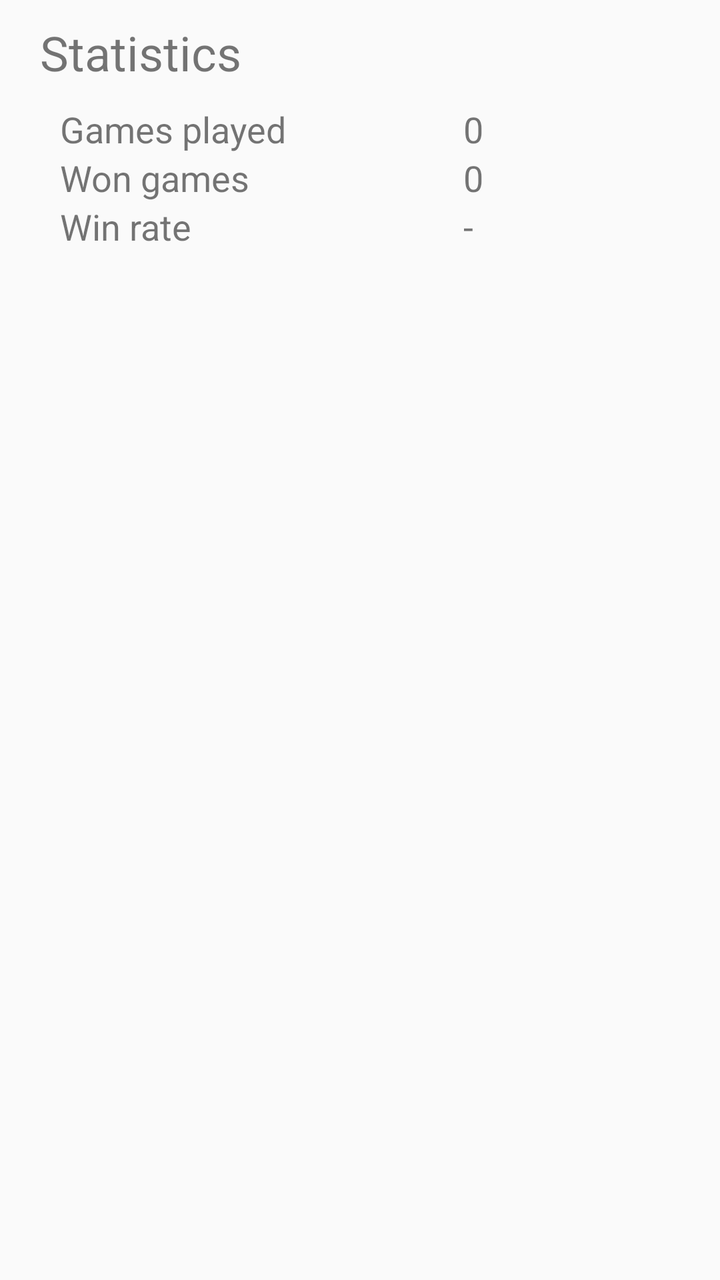
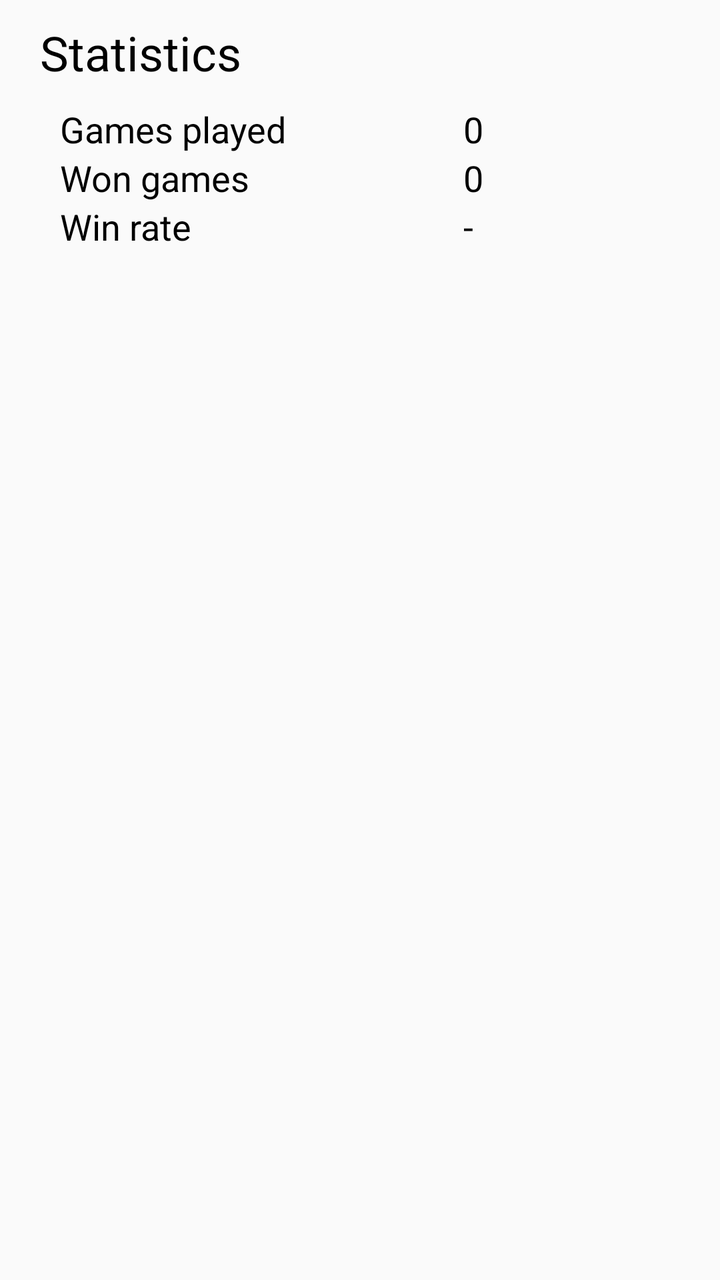

The first picture is an Android layout as it rendered before a commit; the second is the same layout after the commit. The layout source and the unified diff follow.
<!-- AndroidManifest.xml: application theme AppTheme -->
<!-- res/layout/fragment_farkle_high_scores.xml -->
<?xml version="1.0" encoding="utf-8"?>
<LinearLayout xmlns:android="http://schemas.android.com/apk/res/android"
    xmlns:tools="http://schemas.android.com/tools"
    android:layout_width="match_parent"
    android:layout_height="match_parent"
    android:orientation="vertical"
    tools:context=".ui.highscores.FarkleHighScoresFragment">

    <TextView
        android:layout_width="wrap_content"
        android:layout_height="wrap_content"
        android:layout_marginStart="20sp"
        android:layout_marginTop="10sp"
        android:layout_marginBottom="10sp"
        android:text="@string/statistics"
        android:textSize="24sp" />

    <TableLayout
        android:layout_width="match_parent"
        android:layout_height="wrap_content"
        android:layout_marginStart="30sp"
        android:layout_marginEnd="30sp"
        android:layout_marginBottom="20sp">

        <TableRow>

            <TextView
                android:layout_width="match_parent"
                android:layout_height="wrap_content"
                android:layout_weight="1"
                android:text="@string/gamesPlayed"
                android:textSize="18sp" />

            <TextView
                android:id="@+id/tvGamesPlayed"
                android:layout_width="match_parent"
                android:layout_height="wrap_content"
                android:layout_weight="1"
                android:text="0"
                android:textSize="18sp" />
        </TableRow>

        <TableRow>

            <TextView
                android:layout_width="match_parent"
                android:layout_height="wrap_content"
                android:layout_weight="1"
                android:text="@string/wonGames"
                android:textSize="18sp" />

            <TextView
                android:id="@+id/tvWonGames"
                android:layout_width="match_parent"
                android:layout_height="wrap_content"
                android:layout_weight="1"
                android:text="0"
                android:textSize="18sp" />
        </TableRow>

        <TableRow>

            <TextView
                android:layout_width="match_parent"
                android:layout_height="wrap_content"
                android:layout_weight="1"
                android:text="@string/winRate"
                android:textSize="18sp" />

            <TextView
                android:id="@+id/tvWinRate"
                android:layout_width="match_parent"
                android:layout_height="wrap_content"
                android:layout_weight="1"
                android:text="-"
                android:textSize="18sp" />
        </TableRow>
    </TableLayout>
</LinearLayout>
<!-- resources referenced by this layout -->
<resources>
  <string name="gamesPlayed">Games played</string>
  <string name="statistics">Statistics</string>
  <string name="winRate">Win rate</string>
  <string name="wonGames">Won games</string>
  <style name="AppTheme" parent="Theme.AppCompat.Light">
          
      </style>
</resources>

<!-- the commit's change to res/layout/fragment_farkle_high_scores.xml (unified diff, before → after) -->
@@ -9,18 +9,18 @@
     <TextView
         android:layout_width="wrap_content"
         android:layout_height="wrap_content"
-        android:layout_marginStart="20sp"
-        android:layout_marginTop="10sp"
-        android:layout_marginBottom="10sp"
+        android:layout_marginStart="20dp"
+        android:layout_marginTop="10dp"
+        android:layout_marginBottom="10dp"
         android:text="@string/statistics"
         android:textSize="24sp" />
 
     <TableLayout
         android:layout_width="match_parent"
         android:layout_height="wrap_content"
-        android:layout_marginStart="30sp"
-        android:layout_marginEnd="30sp"
-        android:layout_marginBottom="20sp">
+        android:layout_marginStart="30dp"
+        android:layout_marginEnd="30dp"
+        android:layout_marginBottom="20dp">
 
         <TableRow>
 
<!-- resource entries referenced after the edit -->
@@ -6,6 +6,8 @@
   <string name="wonGames">Won games</string>
   <style name="AppTheme" parent="Theme.AppCompat.Light">
           
+          <item name="android:textColor">@android:color/black</item>
+          <item name="buttonStyle">@android:style/Widget.Holo.Light.Button</item>
       </style>
 </resources>
 
